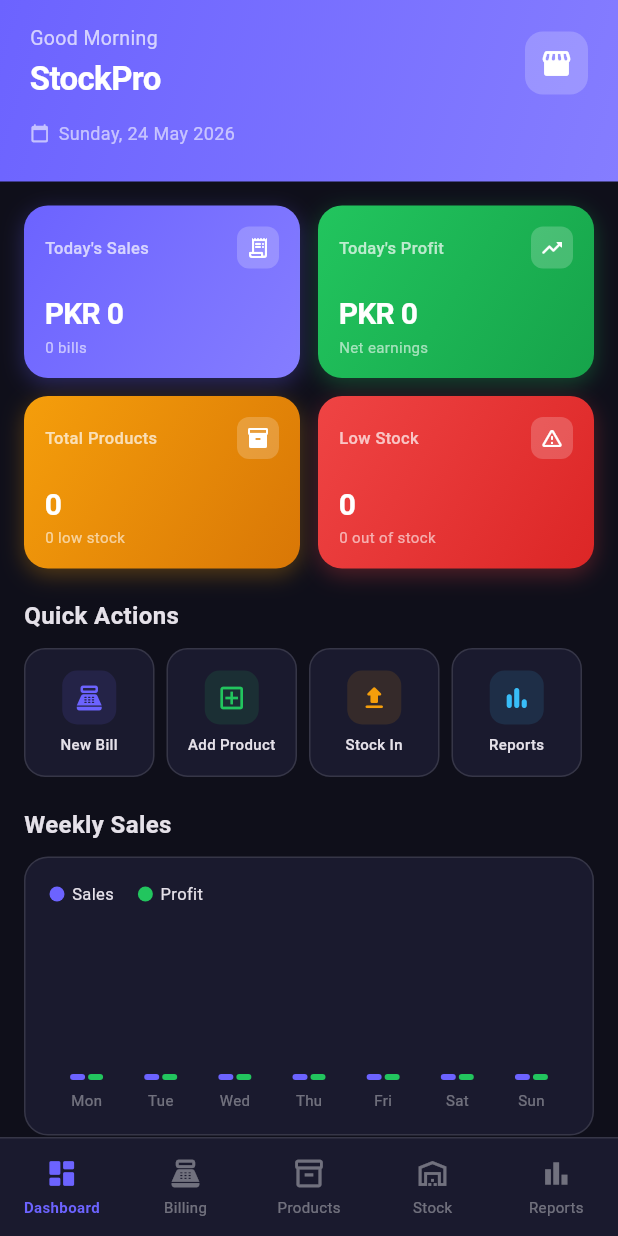
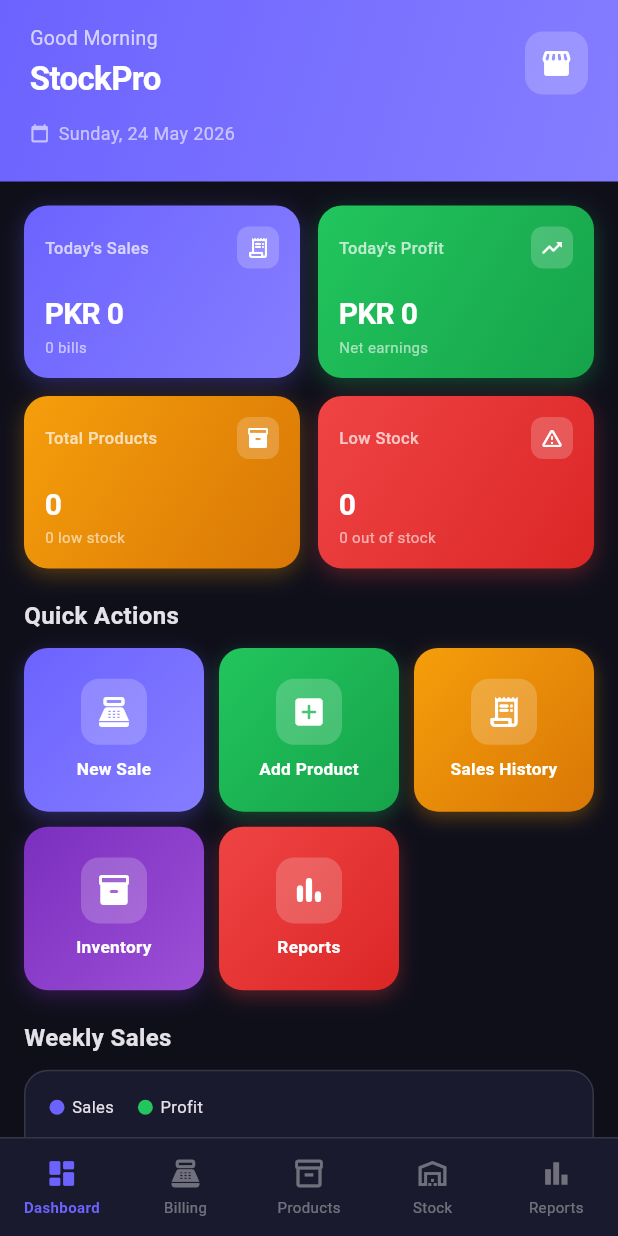
Before and after one commit to usmanch-15/POS, a Flutter app: the screen it shows once a user with an empty profile is signed in, on a phone screen of 412 x 824 dp. Run offline on Flutter 3.47's test engine with Material 3 defaults, Android fonts, the phone set to English and light mode, and no system bars; our stand-ins replace cloud_firestore, connectivity_plus, equatable, firebase_auth, firebase_core, package_info_plus and 4 more; accounts and stored records are empty.

Commit message:
Your commit message

```diff
--- a/lib/features/dashboard/widgets/quick_actions_grid.dart
+++ b/lib/features/dashboard/widgets/quick_actions_grid.dart
@@ -1,6 +1,10 @@
-// lib/features/dashboard/widgets/quick_actions_grid.dart
 import 'package:flutter/material.dart';
 import '../../../core/constants/app_colors.dart';
+import '../../pos/pos_screen.dart';
+import '../../products/add_product_screen.dart';
+import '../../sales/sales_screen.dart';
+import '../../inventory/inventory_screen.dart';
+import '../../reports/reports_screen.dart';
 
 class QuickActionsGrid extends StatelessWidget {
   const QuickActionsGrid({super.key});
@@ -8,56 +12,163 @@ class QuickActionsGrid extends StatelessWidget {
   @override
   Widget build(BuildContext context) {
     final isDark = Theme.of(context).brightness == Brightness.dark;
+
     final actions = [
-      _Action('New Bill',    Icons.point_of_sale_rounded, AppColors.primary),
-      _Action('Add Product', Icons.add_box_outlined,      AppColors.success),
-      _Action('Stock In',    Icons.upload_rounded,        AppColors.warning),
-      _Action('Reports',     Icons.bar_chart_rounded,     AppColors.info),
+      _Action(
+        label:    'New Sale',
+        icon:     Icons.point_of_sale_rounded,
+        gradient: AppColors.primaryGradient,
+        onTap:    () => Navigator.push(context,
+            MaterialPageRoute(builder: (_) => const PosScreen())),
+      ),
+      _Action(
+        label:    'Add Product',
+        icon:     Icons.add_box_rounded,
+        gradient: AppColors.successGradient,
+        onTap:    () => Navigator.push(context,
+            MaterialPageRoute(builder: (_) => const AddProductScreen())),
+      ),
+      _Action(
+        label:    'Sales History',
+        icon:     Icons.receipt_long_rounded,
+        gradient: AppColors.warningGradient,
+        onTap:    () => Navigator.push(context,
+            MaterialPageRoute(builder: (_) => const SalesScreen())),
+      ),
+      _Action(
+        label:    'Inventory',
+        icon:     Icons.inventory_2_rounded,
+        gradient: const LinearGradient(
+          colors: [Color(0xFF7B2FBE), Color(0xFF9C4FD6)],
+          begin:  Alignment.topLeft,
+          end:    Alignment.bottomRight,
+        ),
+        onTap:    () => Navigator.push(context,
+            MaterialPageRoute(builder: (_) => const InventoryScreen())),
+      ),
+      _Action(
+        label:    'Reports',
+        icon:     Icons.bar_chart_rounded,
+        gradient: AppColors.dangerGradient,
+        onTap:    () => Navigator.push(context,
+            MaterialPageRoute(builder: (_) => const ReportsScreen())),
+      ),
     ];
 
-    return Row(
-      children: actions.map((a) => Expanded(
-        child: Padding(
-          padding: const EdgeInsets.only(right: 8),
-          child: GestureDetector(
-            onTap: () {},
+    return GridView.builder(
+      shrinkWrap:  true,
+      physics:     const NeverScrollableScrollPhysics(),
+      itemCount:   actions.length,
+      gridDelegate: const SliverGridDelegateWithFixedCrossAxisCount(
+        crossAxisCount:   3,
+        mainAxisSpacing:  10,
+        crossAxisSpacing: 10,
+        childAspectRatio: 1.1,
+      ),
+      itemBuilder: (_, i) => _ActionTile(
+        action: actions[i],
+        isDark: isDark,
+      ),
+    );
+  }
+}
+
+// ── Single action tile ──────────────────────────────────────────
+class _ActionTile extends StatefulWidget {
+  final _Action action;
+  final bool    isDark;
+  const _ActionTile({required this.action, required this.isDark});
+
+  @override
+  State<_ActionTile> createState() => _ActionTileState();
+}
+
+class _ActionTileState extends State<_ActionTile>
+    with SingleTickerProviderStateMixin {
+  late final AnimationController _ctrl;
+  late final Animation<double>   _scale;
+
+  @override
+  void initState() {
+    super.initState();
+    _ctrl  = AnimationController(
+        vsync: this, duration: const Duration(milliseconds: 100));
+    _scale = Tween<double>(begin: 1.0, end: 0.93)
+        .animate(CurvedAnimation(parent: _ctrl, curve: Curves.easeOut));
+  }
+
+  @override
+  void dispose() {
+    _ctrl.dispose();
+    super.dispose();
+  }
+
+  @override
+  Widget build(BuildContext context) {
+    return GestureDetector(
+      onTapDown:   (_) => _ctrl.forward(),
+      onTapUp:     (_) { _ctrl.reverse(); widget.action.onTap(); },
+      onTapCancel: ()  => _ctrl.reverse(),
+      child: ScaleTransition(
+        scale: _scale,
         child: Container(
-              padding: const EdgeInsets.symmetric(vertical: 14),
           decoration: BoxDecoration(
-                color: isDark ? AppColors.darkCard : Colors.white,
-                borderRadius: BorderRadius.circular(14),
-                border: Border.all(
-                    color: isDark ? AppColors.darkBorder : AppColors.lightBorder),
+            gradient:     widget.action.gradient,
+            borderRadius: BorderRadius.circular(16),
+            boxShadow: [
+              BoxShadow(
+                color:      widget.action.gradient.colors.first
+                    .withOpacity(0.30),
+                blurRadius: 10,
+                offset:     const Offset(0, 4),
+              ),
+            ],
           ),
           child: Column(
-                mainAxisSize: MainAxisSize.min,
+            mainAxisAlignment: MainAxisAlignment.center,
             children: [
               Container(
-                    padding: const EdgeInsets.all(8),
+                padding: const EdgeInsets.all(10),
                 decoration: BoxDecoration(
-                      color: a.color.withOpacity(0.12),
-                      borderRadius: BorderRadius.circular(10),
+                  color:        Colors.white.withOpacity(0.20),
+                  borderRadius: BorderRadius.circular(12),
                 ),
-                    child: Icon(a.icon, color: a.color, size: 20),
+                child: Icon(
+                  widget.action.icon,
+                  color: Colors.white,
+                  size:  24,
                 ),
-                  const SizedBox(height: 6),
-                  Text(a.label,
+              ),
+              const SizedBox(height: 8),
+              Text(
+                widget.action.label,
+                textAlign: TextAlign.center,
                 style: const TextStyle(
-                          fontSize: 10, fontWeight: FontWeight.w500),
-                      textAlign: TextAlign.center),
+                  color:      Colors.white,
+                  fontSize:   11.5,
+                  fontWeight: FontWeight.w600,
+                  letterSpacing: 0.2,
+                ),
+              ),
             ],
           ),
         ),
       ),
-        ),
-      )).toList(),
     );
   }
 }
 
+// ── Data class ──────────────────────────────────────────────────
 class _Action {
-  final String   label;
-  final IconData icon;
-  final Color    color;
-  const _Action(this.label, this.icon, this.color);
+  final String         label;
+  final IconData       icon;
+  final LinearGradient gradient;
+  final VoidCallback   onTap;
+
+  const _Action({
+    required this.label,
+    required this.icon,
+    required this.gradient,
+    required this.onTap,
+  });
 }
--- a/lib/main.dart
+++ b/lib/main.dart
@@ -1,13 +1,3 @@
-// lib/main.dart
-// ─────────────────────────────────────────────────────────────
-//  StockPro — Entry Point
-//  FIXES:
-//   1. Firestore offline persistence enable kiya — internet band
-//      hone pe POS kaam karta rahega (cached data se)
-//   2. AppBar Colors.white hardcoded tha — ab theme se aata hai
-//      (AppTheme mein appBarTheme set karo — example neeche hai)
-// ─────────────────────────────────────────────────────────────
-
 import 'package:cloud_firestore/cloud_firestore.dart';
 import 'package:firebase_core/firebase_core.dart';
 import 'package:flutter/material.dart';
@@ -18,6 +8,7 @@ import 'core/constants/app_colors.dart';
 import 'core/theme/app_theme.dart';
 import 'core/utils/currency_formatter.dart';
 import 'features/auth/login_screen.dart';
+import 'features/auth/signup_screen.dart'; // ✅ ADD
 import 'services/local_storage_service.dart';
 import 'providers/auth_provider.dart';
 import 'providers/cart_provider.dart';
@@ -36,14 +27,9 @@ void main() async {
     options: DefaultFirebaseOptions.currentPlatform,
   );
 
-  // ── FIX #1: Firestore offline persistence enable karo ─────
-  // Pehle yeh line nahi thi — internet band hone pe POS freeze
-  // ho jata tha. Ab Firestore local disk pe data cache karta hai.
-  // User offline hone pe bhi products, customers, recent sales
-  // dekh sakta hai. Internet wapas aane pe automatically sync hoga.
   FirebaseFirestore.instance.settings = const Settings(
-    persistenceEnabled:    true,
-    cacheSizeBytes:        Settings.CACHE_SIZE_UNLIMITED,
+    persistenceEnabled: true,
+    cacheSizeBytes:     Settings.CACHE_SIZE_UNLIMITED,
   );
 
   await LocalStorageService.init();
@@ -71,32 +57,17 @@ class StockProApp extends StatelessWidget {
       child: Consumer<ThemeProvider>(
         builder: (_, themeProvider, __) {
           return MaterialApp(
-            title:                    'StockPro',
+            title:                     'StockPro',
             debugShowCheckedModeBanner: false,
-            themeMode:                themeProvider.themeMode,
-            // FIX #2: AppTheme mein appBarTheme set karo
-            // ab har screen ka AppBar theme se color lega —
-            // Colors.white hardcode mat karo kisi screen mein.
-            //
-            // AppTheme.lightTheme mein yeh add karo:
-            //   appBarTheme: const AppBarTheme(
-            //     backgroundColor: Colors.white,
-            //     foregroundColor: AppColors.textDark,
-            //     elevation: 0,
-            //   ),
-            // AppTheme.darkTheme mein yeh add karo:
-            //   appBarTheme: AppBarTheme(
-            //     backgroundColor: AppColors.darkSurface,
-            //     foregroundColor: Colors.white,
-            //     elevation: 0,
-            //   ),
-            //
-            // Phir screens mein sirf yeh likho:
-            //   AppBar(title: Text('Screen Name'))
-            // backgroundColor mat dena — theme se automatically aayega.
-            theme:     AppTheme.lightTheme,
-            darkTheme: AppTheme.darkTheme,
-            home:      const _AuthGate(),
+            themeMode:                 themeProvider.themeMode,
+            theme:                     AppTheme.lightTheme,
+            darkTheme:                 AppTheme.darkTheme,
+            home:                      const _AuthGate(),
+            // ✅ Routes add kiye
+            routes: {
+              '/login':  (_) => const LoginScreen(),
+              '/signup': (_) => const SignupScreen(),
+            },
           );
         },
       ),
@@ -104,7 +75,7 @@ class StockProApp extends StatelessWidget {
   }
 }
 
-// ── Auth Gate ─────────────────────────────────────────────────
+// ── Auth Gate ──────────────────────────────────────────────────
 class _AuthGate extends StatelessWidget {
   const _AuthGate();
 
```
Also changed, not shown: lib/features/auth/login_screen.dart (+137 -103 lines), lib/providers/auth_provider.dart (+6 -84 lines). Lines whose indentation alone changed are shown as unchanged.
